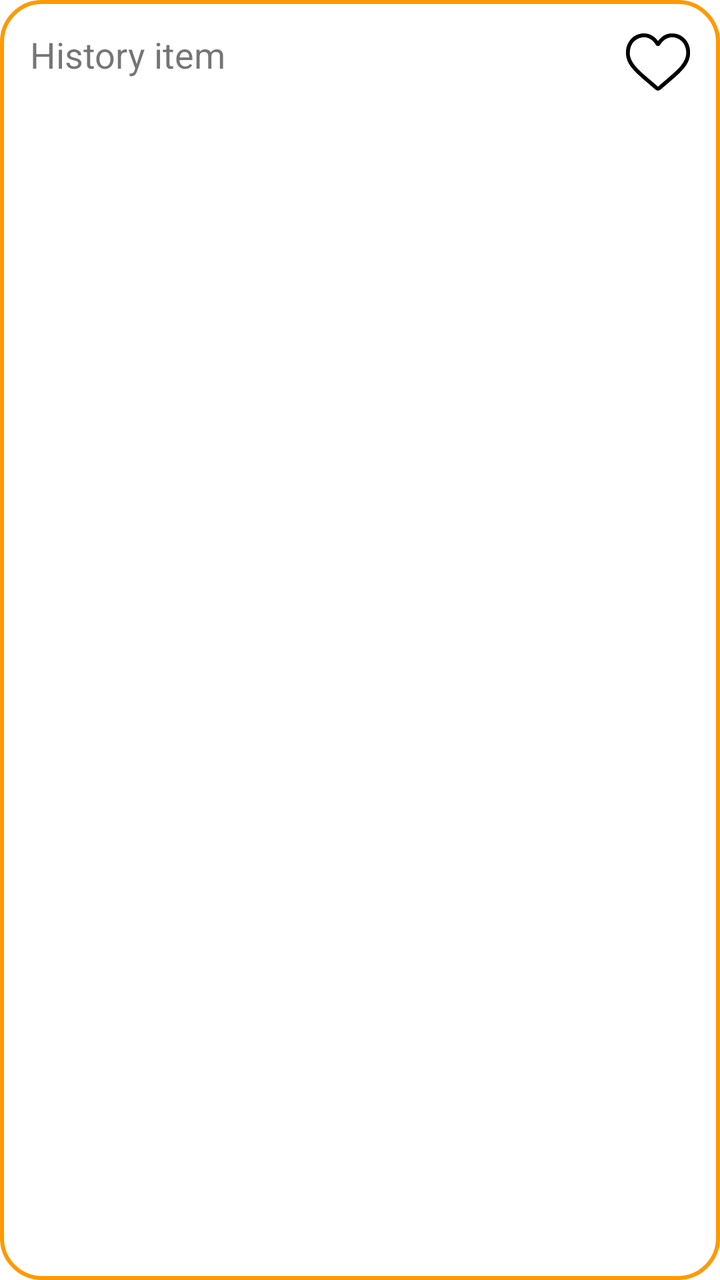
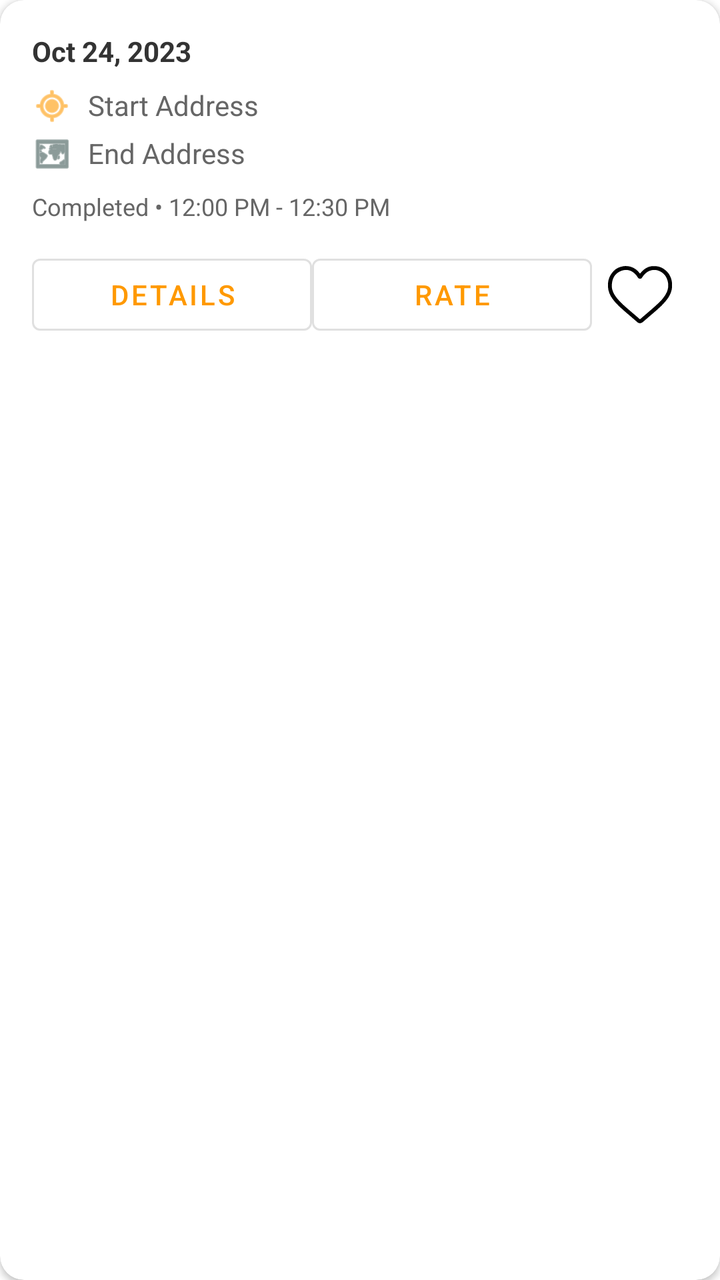

Compare the two renders of this Android layout. The source of the first and the diff that turns it into the second are given below.
<!-- AndroidManifest.xml: application theme Theme.FleetForge -->
<!-- res/layout/passenger_history_card.xml -->
<?xml version="1.0" encoding="utf-8"?>
<FrameLayout xmlns:android="http://schemas.android.com/apk/res/android"
    android:layout_width="match_parent"
    android:layout_height="wrap_content"
    xmlns:app="http://schemas.android.com/apk/res-auto"
    xmlns:tools="http://schemas.android.com/tools"
    android:id="@+id/card_passenger_history"
    android:background="@drawable/driver_profile_info_bg"
    android:padding="15dp">
<androidx.constraintlayout.widget.ConstraintLayout
    android:layout_width="match_parent"
    android:layout_height="wrap_content">

    <ImageButton
        android:id="@+id/heart_button"
        android:layout_width="wrap_content"
        android:layout_height="wrap_content"
        android:background="?attr/selectableItemBackgroundBorderless"
        android:src="@drawable/heart_change"
        app:layout_constraintEnd_toEndOf="parent"
        app:layout_constraintTop_toTopOf="parent" />

    <TextView
        android:id="@+id/title"
        android:layout_width="wrap_content"
        android:layout_height="wrap_content"
        android:text="History item"
        android:textSize="18sp"
        app:layout_constraintStart_toStartOf="parent"
        app:layout_constraintTop_toTopOf="parent" />
</androidx.constraintlayout.widget.ConstraintLayout>
</FrameLayout>
<!-- resources referenced by this layout -->
<resources>
  <!-- drawable driver_profile_info_bg (drawable) -->
  <?xml version="1.0" encoding="utf-8"?>
  <shape xmlns:android="http://schemas.android.com/apk/res/android"
      android:shape="rectangle">
      <stroke
          android:width="2dp"
          android:color="@color/primary_orange"
  
          />
      <corners android:radius="20dp" />
  </shape>
  <!-- drawable heart_change (drawable) -->
  <?xml version="1.0" encoding="utf-8"?>
  <selector xmlns:android="http://schemas.android.com/apk/res/android">
      <item android:drawable="@drawable/heart_red" android:state_selected="true"/>
      <item android:drawable="@drawable/heart"/>
  </selector>
  <style name="Theme.FleetForge" parent="Theme.MaterialComponents.DayNight.NoActionBar">
          <item name="colorPrimary">@color/primary_orange</item>
          <item name="colorPrimaryVariant">@color/primary_orange_dark</item>
          <item name="colorOnPrimary">@color/white</item>
  
          <item name="colorSecondary">@color/secondary_teal</item>
          <item name="colorSecondaryVariant">@color/secondary_teal</item>
          <item name="colorOnSecondary">@color/white</item>
  
          <item name="colorError">@color/error</item>
          <item name="colorOnError">@color/white</item>
  
          <item name="colorSurface">@color/white</item>
          <item name="colorOnSurface">@color/black</item>
  
          <item name="android:colorBackground">@color/background_white</item>
  
          <item name="android:statusBarColor">?attr/colorPrimaryVariant</item>
  
          <item name="android:textColorPrimary">@color/text_primary</item>
          <item name="android:textColorSecondary">@color/text_secondary</item>
  
          <item name="colorControlHighlight">@color/background_gray</item>
      </style>
  <color name="primary_orange">#FF9900</color>
  <!-- drawable heart_red (drawable) -->
  <vector xmlns:android="http://schemas.android.com/apk/res/android" android:height="32dp" android:viewportHeight="512" android:viewportWidth="512" android:width="32dp">
        
      <path android:fillColor="#D7443E" android:pathData="M231,79C240.03,87.16 248.39,95.73 255,106C258.72,104.76 259.13,103.61 261.25,100.38C282.59,70.34 317.09,52.84 352.75,46.69C380.75,43.29 408.66,47.76 434,60C434.97,60.46 434.97,60.46 435.95,60.94C468.26,76.67 493.1,105.97 505.1,139.67C513.09,163.05 516.2,192.9 509,217C508.74,217.9 508.47,218.79 508.2,219.72C504.28,232.79 499.6,245.06 493,257C492.29,258.32 491.59,259.65 490.88,260.97C474.89,290.58 452.21,316.01 428.5,339.63C426.8,341.33 425.1,343.03 423.41,344.73C417.77,350.37 412.09,355.85 406,361C404.83,362.02 403.66,363.04 402.5,364.07C377.36,386.05 350.7,406.34 323,425C322.3,425.48 321.59,425.95 320.87,426.44C305.96,436.52 290.8,446.16 275.38,455.44C274.57,455.92 273.77,456.41 272.94,456.9C271.39,457.83 269.84,458.74 268.29,459.65C266.72,460.58 265.16,461.54 263.63,462.53C257.85,466.1 257.85,466.1 254,465.64C249.94,463.42 245.94,461.17 242,458.75C241.13,458.22 240.27,457.7 239.37,457.16C224.03,447.8 208.85,438.13 194,428C193.16,427.43 192.33,426.86 191.47,426.28C178.09,417.14 165.06,407.66 152.26,397.75C150.24,396.19 148.22,394.64 146.19,393.09C131.67,382.03 117.72,370.28 104.22,358C102.2,356.18 100.14,354.4 98.06,352.63C92.78,348.03 87.92,342.98 83,338C80.2,335.19 77.38,332.39 74.55,329.62C68.04,323.22 61.75,316.83 56.09,309.65C53.88,306.85 51.57,304.15 49.25,301.44C38.98,289.11 29.88,275.97 22,262C21.66,261.41 21.32,260.82 20.97,260.22C2.67,228.3 -6.36,189.8 2.75,153.48C3.16,151.98 3.58,150.49 4,149C4.2,148.26 4.4,147.52 4.6,146.76C14.45,110.86 38.98,81.63 70.94,63.25C121.72,35.1 186.83,41.14 231,79Z"/>
      
  </vector>
  <color name="primary_orange_dark">#DB8709</color>
  <color name="white">#FFFFFF</color>
  <color name="secondary_teal">#3E5855</color>
  <color name="error">#F44336</color>
  <color name="black">#000000</color>
  <color name="background_white">#FFFFFF</color>
  <color name="text_primary">#333333</color>
  <color name="text_secondary">#666666</color>
  <color name="background_gray">#F5F5F5</color>
  <!-- unchanged entries left out for length: 1 -->
</resources>

<!-- the commit's change to res/layout/passenger_history_card.xml (unified diff, before → after) -->
@@ -1,32 +1,106 @@
 <?xml version="1.0" encoding="utf-8"?>
-<FrameLayout xmlns:android="http://schemas.android.com/apk/res/android"
+<com.google.android.material.card.MaterialCardView xmlns:android="http://schemas.android.com/apk/res/android"
+    xmlns:app="http://schemas.android.com/apk/res-auto"
     android:layout_width="match_parent"
     android:layout_height="wrap_content"
-    xmlns:app="http://schemas.android.com/apk/res-auto"
-    xmlns:tools="http://schemas.android.com/tools"
-    android:id="@+id/card_passenger_history"
-    android:background="@drawable/driver_profile_info_bg"
-    android:padding="15dp">
-<androidx.constraintlayout.widget.ConstraintLayout
-    android:layout_width="match_parent"
-    android:layout_height="wrap_content">
+    android:layout_margin="8dp"
+    app:cardCornerRadius="12dp"
+    app:cardElevation="2dp">
 
-    <ImageButton
-        android:id="@+id/heart_button"
-        android:layout_width="wrap_content"
+    <LinearLayout
+        android:layout_width="match_parent"
         android:layout_height="wrap_content"
-        android:background="?attr/selectableItemBackgroundBorderless"
-        android:src="@drawable/heart_change"
-        app:layout_constraintEnd_toEndOf="parent"
-        app:layout_constraintTop_toTopOf="parent" />
+        android:orientation="vertical"
+        android:padding="16dp">
 
-    <TextView
-        android:id="@+id/title"
-        android:layout_width="wrap_content"
-        android:layout_height="wrap_content"
-        android:text="History item"
-        android:textSize="18sp"
-        app:layout_constraintStart_toStartOf="parent"
-        app:layout_constraintTop_toTopOf="parent" />
-</androidx.constraintlayout.widget.ConstraintLayout>
-</FrameLayout>
+        <TextView
+            android:id="@+id/tv_ride_date"
+            android:layout_width="wrap_content"
+            android:layout_height="wrap_content"
+            android:text="Oct 24, 2023"
+            android:textStyle="bold"
+            android:textColor="@color/text_primary"
+            android:layout_marginBottom="8dp" />
+
+        <LinearLayout
+            android:layout_width="match_parent"
+            android:layout_height="wrap_content"
+            android:orientation="horizontal"
+            android:layout_marginBottom="4dp">
+            <ImageView
+                android:layout_width="20dp"
+                android:layout_height="20dp"
+                android:src="@android:drawable/ic_menu_mylocation"
+                app:tint="@color/colorPrimary" />
+            <TextView
+                android:id="@+id/tv_start_address"
+                android:layout_width="wrap_content"
+                android:layout_height="wrap_content"
+                android:layout_marginStart="8dp"
+                android:textColor="@color/text_secondary"
+                android:text="Start Address"
+                android:textSize="14sp" />
+        </LinearLayout>
+
+        <LinearLayout
+            android:layout_width="match_parent"
+            android:layout_height="wrap_content"
+            android:orientation="horizontal"
+            android:layout_marginBottom="8dp">
+            <ImageView
+                android:layout_width="20dp"
+                android:layout_height="20dp"
+                android:src="@android:drawable/ic_menu_mapmode"
+                app:tint="@color/colorAccent" />
+            <TextView
+                android:id="@+id/tv_end_address"
+                android:layout_width="wrap_content"
+                android:layout_height="wrap_content"
+                android:layout_marginStart="8dp"
+                android:textColor="@color/text_secondary"
+                android:text="End Address"
+                android:textSize="14sp" />
+        </LinearLayout>
+
+        <TextView
+            android:id="@+id/tv_status_time"
+            android:layout_width="wrap_content"
+            android:layout_height="wrap_content"
+            android:text="Completed • 12:00 PM - 12:30 PM"
+            android:textSize="12sp"
+            android:textColor="@color/text_secondary"
+            android:layout_marginBottom="12dp"/>
+
+        <LinearLayout
+            android:layout_width="match_parent"
+            android:layout_height="wrap_content"
+            android:orientation="horizontal"
+            android:gravity="center_vertical">
+
+            <Button
+                android:id="@+id/btn_details"
+                android:layout_width="0dp"
+                android:layout_height="wrap_content"
+                android:layout_weight="1"
+                style="@style/Widget.MaterialComponents.Button.OutlinedButton"
+                android:text="Details" />
+
+            <Button
+                android:id="@+id/btn_rate"
+                style="@style/Widget.MaterialComponents.Button.OutlinedButton"
+                android:layout_width="0dp"
+                android:layout_height="wrap_content"
+                android:layout_weight="1"
+                android:text="Rate" />
+
+            <ImageButton
+                android:id="@+id/heart_button"
+                android:layout_width="48dp"
+                android:layout_height="48dp"
+                android:background="?attr/selectableItemBackgroundBorderless"
+                android:src="@drawable/heart_change" />
+
+
+        </LinearLayout>
+    </LinearLayout>
+</com.google.android.material.card.MaterialCardView>
<!-- resource entries referenced after the edit -->
@@ -1,16 +1,7 @@
 <!-- resources referenced by this layout -->
 <resources>
-  <!-- drawable driver_profile_info_bg (drawable) -->
-  <?xml version="1.0" encoding="utf-8"?>
-  <shape xmlns:android="http://schemas.android.com/apk/res/android"
-      android:shape="rectangle">
-      <stroke
-          android:width="2dp"
-          android:color="@color/primary_orange"
-  
-          />
-      <corners android:radius="20dp" />
-  </shape>
+  <color name="colorAccent">#3E5855</color>
+  <color name="colorPrimary">#FF9900</color>
   <!-- drawable heart_change (drawable) -->
   <?xml version="1.0" encoding="utf-8"?>
   <selector xmlns:android="http://schemas.android.com/apk/res/android">
